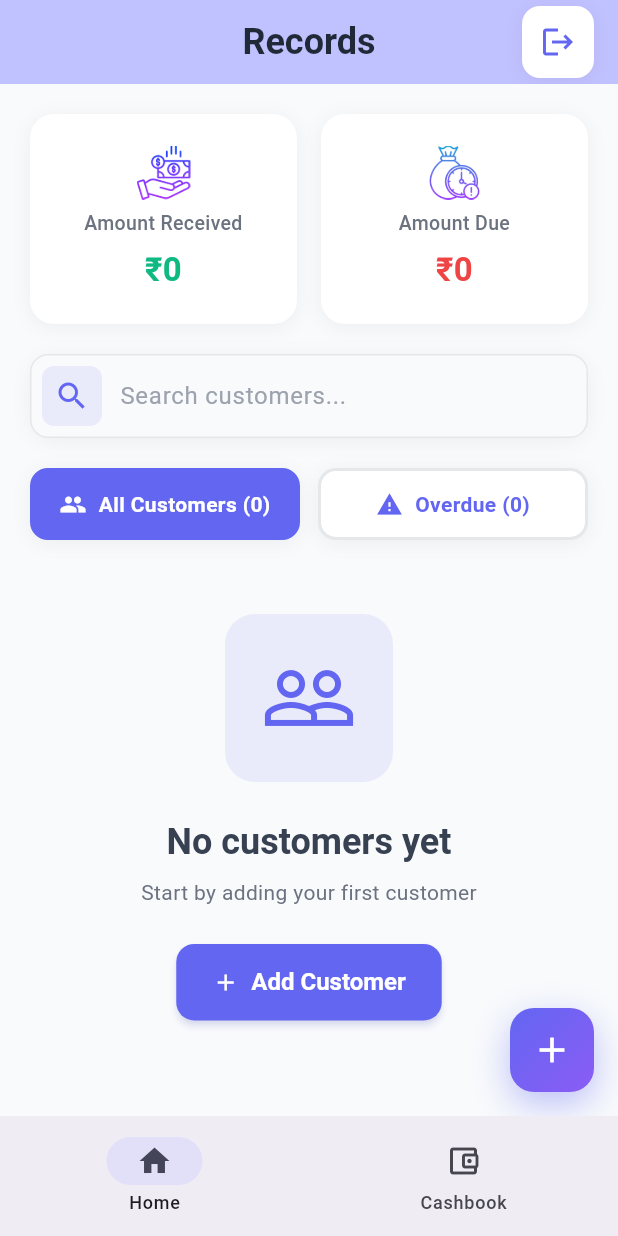
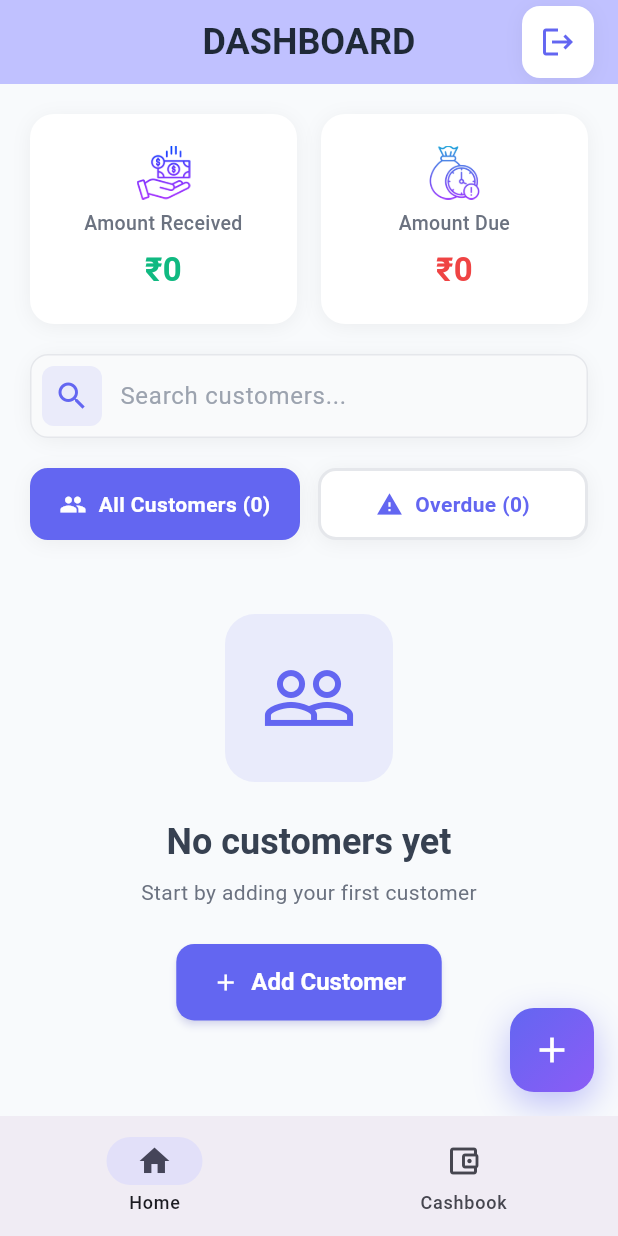
Before and after one commit to cursorsam89/invoices, a Flutter app: the screen it shows once a user with an empty profile is signed in, on a phone screen of 412 x 824 dp. Run offline on Flutter 3.47's test engine with Material 3 defaults, Android fonts, the phone set to English and light mode, and no system bars; our stand-ins replace flutter_dotenv, supabase_flutter; accounts and stored records are empty.

Commit message:
sajjan's commit

```diff
--- a/lib/screens/cashbook_screen.dart
+++ b/lib/screens/cashbook_screen.dart
@@ -110,7 +110,7 @@ class _CashbookScreenState extends State<CashbookScreen> {
   Widget build(BuildContext context) {
     return Scaffold(
       appBar: AppBar(
-        title: const Text('Cashbook'),
+        title: const Text('CASHBOOK'),
         backgroundColor: Theme.of(context).colorScheme.inversePrimary,
       ),
       body: _isLoading
--- a/lib/screens/home_screen.dart
+++ b/lib/screens/home_screen.dart
@@ -309,7 +309,7 @@ class _HomeScreenState extends State<HomeScreen> with TickerProviderStateMixin {
       backgroundColor: const Color(0xFFF8FAFC),
       appBar: AppBar(
         title: const Text(
-          'Records',
+          'DASHBOARD',
           style: TextStyle(fontWeight: FontWeight.w700, fontSize: 24),
         ),
         backgroundColor: Theme.of(context).colorScheme.inversePrimary,
```
